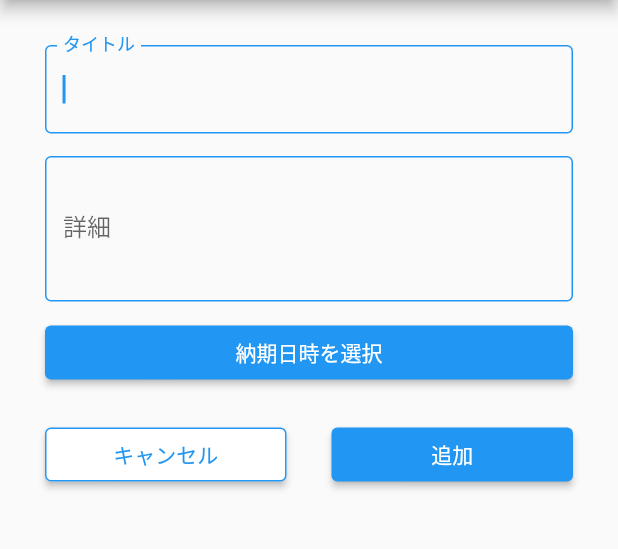
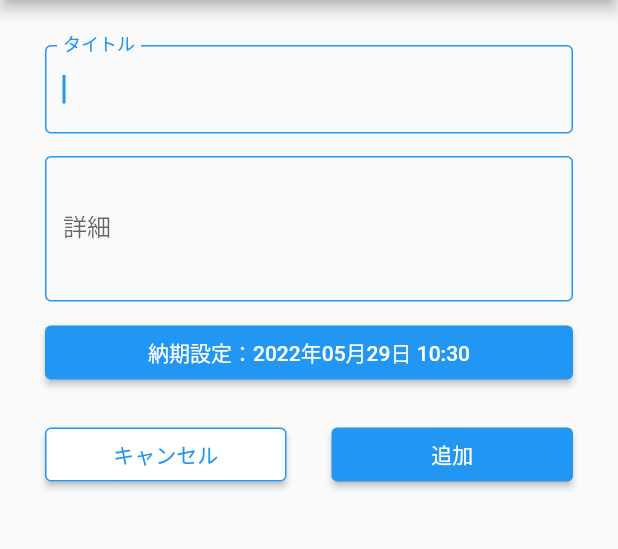
Before and after one commit to hogehogeBrav/flutter_todo, a Flutter app: the TodoInputPage screen opened directly, on a phone screen of 412 x 824 dp, the part 84-633 px from its top. Run offline on Flutter 3.47's test engine with Material 2 defaults, Android fonts, the phone set to English and light mode, and no system bars; our stand-ins replace flutter_datetime_picker, flutter_slidable, shared_preferences; accounts and stored records are empty.

Commit message:
[fix] 納期設定の初期値を現在時刻に設定

```diff
--- a/lib/todo_input_page.dart
+++ b/lib/todo_input_page.dart
@@ -2,6 +2,7 @@ import 'package:flutter/material.dart';
 import 'package:flutter_datetime_picker/flutter_datetime_picker.dart';
 import 'package:intl/date_symbol_data_local.dart';
 import 'package:intl/intl.dart';
+import 'package:todo_test/todo_list_page.dart';
 import 'todo_list_store.dart';
 import 'todo.dart';
 
@@ -60,7 +61,7 @@ class _TodoInputPageState extends State<TodoInputPage> {
 
     _title = todo?.title ?? "";
     _detail = todo?.detail ?? "";
-    _finishDateTime = todo?.finishDateTime ?? "";
+    _finishDateTime = todo?.finishDateTime ?? DateTime.now().toString();
     _done = todo?.done ?? false;
     _createDate = todo?.createDate ?? "";
     _updateDate = todo?.updateDate ?? "";
@@ -154,9 +155,7 @@ class _TodoInputPageState extends State<TodoInputPage> {
                         locale: LocaleType.jp);
                   },
                   child: Text(
-                    _finishDateTime == ""
-                        ? '納期日時を選択'
-                        : "納期：${viewDate(_finishDateTime)}",
+                    "納期設定：${viewDate(_finishDateTime)}",
                   )),
             ),
             const SizedBox(height: 20),
```
